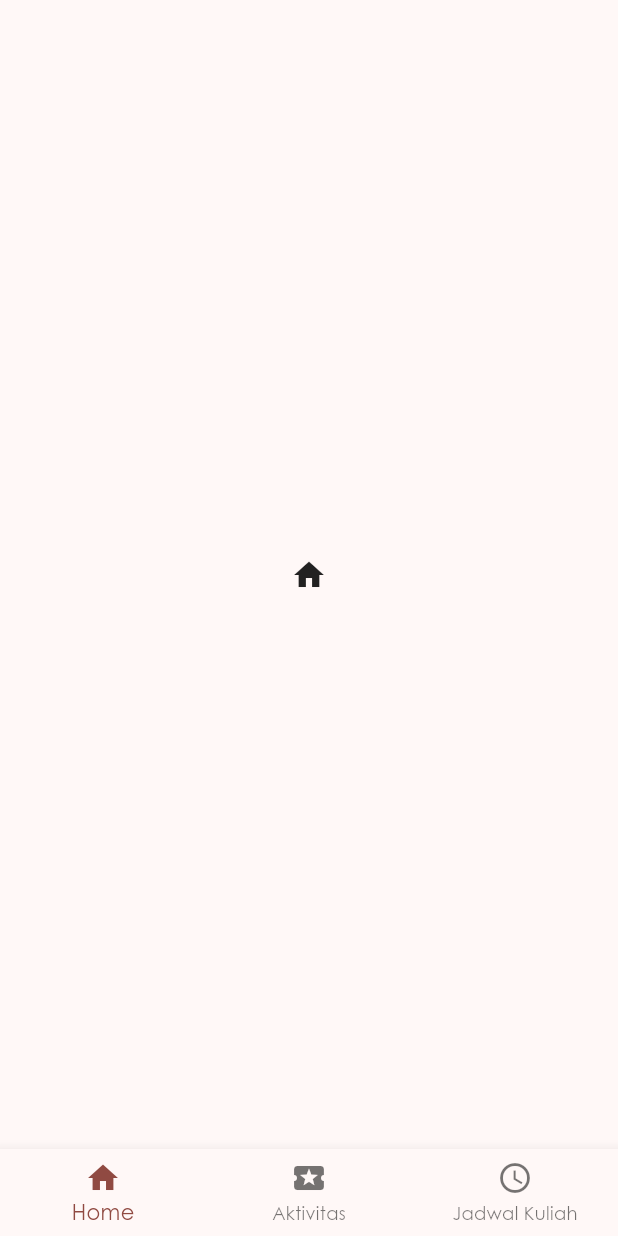
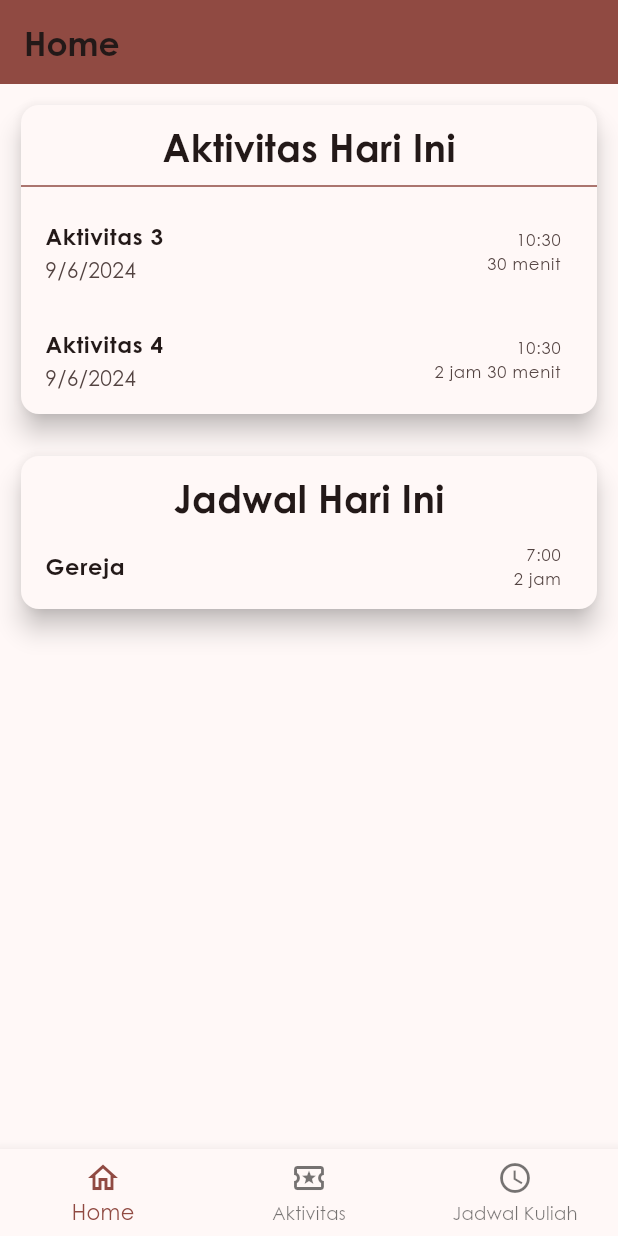
Before and after one commit to AdiJT/uas-pmp-aktivitas, a Flutter app: the screen it shows after launch, on a phone screen of 412 x 824 dp. Run offline on Flutter 3.47's test engine with Material 3 defaults, Android fonts, the phone set to English and light mode, and no system bars; our stand-ins replace get.

Commit message:
Selesai Home Page

```diff
--- /dev/null
+++ b/lib/controllers/home_controller.dart
@@ -0,0 +1,125 @@
+import 'package:flutter/material.dart';
+import 'package:flutter_application_uas_aktivitas/models/activity.dart';
+import 'package:flutter_application_uas_aktivitas/models/schedule.dart';
+import 'package:get/get.dart';
+
+class HomeController extends GetxController {
+  final activities = <Activity>[
+    Activity(
+      name: "Aktivitas 1",
+      description: "Aktivitas 1",
+      date: DateTime.now().subtract(const Duration(days: 3)),
+      duration: const Duration(minutes: 15),
+    ),
+    Activity(
+      name: "Aktivitas 2",
+      description: "Aktivitas 2",
+      date: DateTime.now().subtract(const Duration(days: 1)),
+      duration: const Duration(hours: 2),
+    ),
+    Activity(
+      name: "Aktivitas 3",
+      description: "Aktivitas 3",
+      date: DateTime.now(),
+      duration: const Duration(minutes: 30),
+    ),
+    Activity(
+      name: "Aktivitas 4",
+      description: "Aktivitas 4",
+      date: DateTime.now(),
+      duration: const Duration(hours: 2, minutes: 30),
+    ),
+    Activity(
+      name: "Aktivitas 5",
+      description: "Aktivitas 5",
+      date: DateTime.now().add(const Duration(days: 3)),
+      duration: const Duration(minutes: 15),
+    ),
+    Activity(
+      name: "Aktivitas 1",
+      description: "Aktivitas 1",
+      date: DateTime.now().add(const Duration(days: 4)),
+      duration: const Duration(minutes: 15),
+    ),
+  ].obs;
+
+  List<Activity> get todayActivities => activities.where((a) {
+        final today = DateTime.now();
+
+        return today.year == a.date.year &&
+            today.month == a.date.month &&
+            today.day == a.date.day;
+      }).toList();
+
+  final schedules = <Schedule>[
+    Schedule(
+      title: "Pengolahan Citra Digital",
+      day: Day.senin,
+      time: const TimeOfDay(hour: 8, minute: 0),
+      duration: const Duration(hours: 2)
+    ),
+    Schedule(
+      title: "Rekayasa Perangkat Lunak",
+      day: Day.senin,
+      time: const TimeOfDay(hour: 11, minute: 0),
+      duration: const Duration(hours: 2)
+    ),
+    Schedule(
+      title: "Sistem Informasi Terintegrasi",
+      day: Day.senin,
+      time: const TimeOfDay(hour: 13, minute: 0),
+      duration: const Duration(hours: 2)
+    ),
+
+    Schedule.rest(Day.selasa),
+
+    Schedule(
+      title: "Analisis Media Sosial",
+      day: Day.rabu,
+      time: const TimeOfDay(hour: 10, minute: 0),
+      duration: const Duration(hours: 2)
+    ),
+    Schedule(
+      title: "Pembelajaran Mesin",
+      day: Day.rabu,
+      time: const TimeOfDay(hour: 13, minute: 0),
+      duration: const Duration(hours: 2)
+    ),
+
+    Schedule(
+      title: "Data Mining",
+      day: Day.kamis,
+      time: const TimeOfDay(hour: 8, minute: 0),
+      duration: const Duration(hours: 2)
+    ),
+    Schedule(
+      title: "Pemograman Multi Platform",
+      day: Day.kamis,
+      time: const TimeOfDay(hour: 11, minute: 0),
+      duration: const Duration(hours: 2)
+    ),
+    Schedule(
+      title: "Kriptografi",
+      day: Day.senin,
+      time: const TimeOfDay(hour: 13, minute: 0),
+      duration: const Duration(hours: 2)
+    ),
+
+    Schedule.rest(Day.jumat),
+
+    Schedule.rest(Day.sabtu),
+
+    Schedule(
+      title: "Gereja",
+      day: Day.minggu,
+      time: const TimeOfDay(hour: 7, minute: 0),
+      duration: const Duration(hours: 2)
+    ),
+  ].obs;
+
+  List<Schedule> get todaySchedule {
+    final today = dayFromDateTime(DateTime.now());
+
+    return schedules.where((s) => s.day == today).toList();
+  }
+}
--- a/lib/main.dart
+++ b/lib/main.dart
@@ -3,6 +3,7 @@ import 'package:flutter_application_uas_aktivitas/views/main_layout.dart';
 import 'package:get/get.dart';
 
 void main() {
+  WidgetsFlutterBinding.ensureInitialized();
   runApp(const MyApp());
 }
 
@@ -18,7 +19,7 @@ class MyApp extends StatelessWidget {
         colorScheme: ColorScheme.fromSeed(
             seedColor: Colors.red, brightness: Brightness.light),
         useMaterial3: true,
-        fontFamily: 'Century Gothic'
+        fontFamily: 'Century Gothic',
       ),
       debugShowCheckedModeBanner: false,
       home: const MainLayout(),
--- a/lib/models/activity.dart
+++ b/lib/models/activity.dart
@@ -1,8 +1,8 @@
 class Activity {
-  final String name;
-  final String description;
-  final DateTime date;
-  final Duration duration;
+  String name;
+  String description;
+  DateTime date;
+  Duration duration;
 
   Activity({
     required this.name,
--- /dev/null
+++ b/lib/models/schedule.dart
@@ -0,0 +1,58 @@
+import 'package:flutter/material.dart';
+
+class Schedule {
+  String title;
+  String? description;
+  Day day;
+  TimeOfDay time;
+  Duration duration;
+
+  Schedule(
+      {required this.title,
+      this.description,
+      required this.day,
+      required this.time,
+      required this.duration});
+
+  Schedule.rest(Day day)
+      : this(
+          title: "Libur",
+          day: day,
+          time: const TimeOfDay(hour: 0, minute: 0),
+          duration: const Duration(hours: 24),
+        );
+}
+
+enum Day { senin, selasa, rabu, kamis, jumat, sabtu, minggu }
+
+extension DayTimeExtension on Day {
+  String toCascadeString() {
+    return switch (this) {
+      Day.senin => 'Senin',
+      Day.selasa => 'Selasa',
+      Day.rabu => 'Rabu',
+      Day.kamis => 'Kamis',
+      Day.jumat => 'Jumat',
+      Day.sabtu => 'Sabtu',
+      Day.minggu => 'Minggu',
+      _ => throw Exception(),
+    };
+  }
+}
+
+Day dayFromDateTime(DateTime dateTime) {
+  return dayFromInt(dateTime.weekday);
+}
+
+Day dayFromInt(int i) {
+  return switch (i) {
+    1 => Day.senin,
+    2 => Day.selasa,
+    3 => Day.rabu,
+    4 => Day.kamis,
+    5 => Day.jumat,
+    6 => Day.sabtu,
+    7 => Day.minggu,
+    _ => throw ArgumentError.value(i, 'i', 'Out of bounds')
+  };
+}
--- /dev/null
+++ b/lib/views/home_page.dart
@@ -0,0 +1,136 @@
+import 'package:flutter/material.dart';
+import 'package:flutter_application_uas_aktivitas/controllers/home_controller.dart';
+import 'package:get/get.dart';
+
+class HomePage extends StatefulWidget {
+  const HomePage({super.key});
+
+  @override
+  State<HomePage> createState() => _HomePageState();
+}
+
+class _HomePageState extends State<HomePage> {
+  final controller = Get.put(HomeController());
+
+  String _formatDuration(Duration duration) {
+    final hours = duration.inHours;
+    final minutes = duration.inMinutes % 60;
+    final seconds = duration.inSeconds % 60;
+
+    return '${hours > 0 ? "$hours jam" : ""}${minutes > 0 ? " $minutes menit" : ""}${seconds > 0 ? " $seconds detik" : ""}';
+  }
+
+  @override
+  Widget build(BuildContext context) {
+    return Scaffold(
+      appBar: AppBar(
+        title: const Text(
+          'Home',
+          style: TextStyle(fontWeight: FontWeight.bold),
+        ),
+        backgroundColor: Theme.of(context).colorScheme.primary,
+      ),
+      body: Column(
+        children: [
+          Padding(
+            padding: const EdgeInsets.all(10),
+            child: Card(
+              color: Theme.of(context).colorScheme.surface,
+              elevation: 7,
+              child: Column(
+                children: [
+                  Container(
+                    margin: const EdgeInsets.only(top: 10),
+                    child: const Text(
+                      'Aktivitas Hari Ini',
+                      style:
+                          TextStyle(fontSize: 25, fontWeight: FontWeight.w700),
+                    ),
+                  ),
+                  Divider(color: Theme.of(context).colorScheme.primary),
+                  Obx(
+                    () => ListView.builder(
+                      shrinkWrap: true,
+                      itemCount: controller.todayActivities.length,
+                      itemBuilder: (context, index) {
+                        final activity = controller.todayActivities[index];
+
+                        return ListTile(
+                          title: Text(
+                            activity.name,
+                            style: const TextStyle(
+                              fontWeight: FontWeight.bold,
+                              fontSize: 15,
+                            ),
+                          ),
+                          subtitle: Text(
+                              '${activity.date.day}/${activity.date.month}/${activity.date.year}'),
+                          trailing: Column(
+                            crossAxisAlignment: CrossAxisAlignment.end,
+                            mainAxisAlignment: MainAxisAlignment.center,
+                            children: [
+                              Text(
+                                  '${activity.date.hour}:${activity.date.minute}'),
+                              Text(_formatDuration(activity.duration)),
+                            ],
+                          ),
+                        );
+                      },
+                    ),
+                  ),
+                ],
+              ),
+            ),
+          ),
+          Padding(
+            padding: const EdgeInsets.all(10),
+            child: Card(
+              color: Theme.of(context).colorScheme.surface,
+              elevation: 7,
+              child: Column(
+                children: [
+                  Container(
+                    margin: const EdgeInsets.only(top: 10),
+                    child: const Text(
+                      'Jadwal Hari Ini',
+                      style:
+                          TextStyle(fontSize: 25, fontWeight: FontWeight.w700),
+                    ),
+                  ),
+                  Obx(
+                    () => ListView.builder(
+                      shrinkWrap: true,
+                      itemCount: controller.todaySchedule.length,
+                      itemBuilder: (context, index) {
+                        final schedule = controller.todaySchedule[index];
+
+                        return ListTile(
+                          title: Text(
+                            schedule.title,
+                            style: const TextStyle(
+                              fontWeight: FontWeight.bold,
+                              fontSize: 15,
+                            ),
+                          ),
+                          trailing: Column(
+                            crossAxisAlignment: CrossAxisAlignment.end,
+                            mainAxisAlignment: MainAxisAlignment.center,
+                            children: [
+                              Text(
+                                  '${schedule.time.hour}:${"${schedule.time.minute}".padLeft(2, '0')}'),
+                              Text(_formatDuration(schedule.duration)),
+                            ],
+                          ),
+                        );
+                      },
+                    ),
+                  ),
+                ],
+              ),
+            ),
+          ),
+        ],
+      ),
+    );
+  }
+}
--- a/lib/views/main_layout.dart
+++ b/lib/views/main_layout.dart
@@ -1,4 +1,5 @@
 import 'package:flutter/material.dart';
+import 'package:flutter_application_uas_aktivitas/views/home_page.dart';
 
 class MainLayout extends StatefulWidget {
   const MainLayout({super.key});
@@ -9,9 +10,7 @@ class MainLayout extends StatefulWidget {
 
 class _MainLayoutState extends State<MainLayout> {
   final _pages = <Widget>[
-    const Center(
-      child: Icon(Icons.home),
-    ),
+    const HomePage(),
     const Center(
       child: Icon(Icons.local_activity),
     ),
@@ -30,11 +29,11 @@ class _MainLayoutState extends State<MainLayout> {
         currentIndex: currentTabIndex,
         selectedItemColor: Theme.of(context).colorScheme.primary,
         items: const [
-          BottomNavigationBarItem(icon: Icon(Icons.home), label: 'Home'),
+          BottomNavigationBarItem(icon: Icon(Icons.home_outlined), label: 'Home'),
           BottomNavigationBarItem(
-              icon: Icon(Icons.local_activity), label: 'Aktivitas'),
+              icon: Icon(Icons.local_activity_outlined), label: 'Aktivitas'),
           BottomNavigationBarItem(
-              icon: Icon(Icons.schedule), label: 'Jadwal Kuliah'),
+              icon: Icon(Icons.schedule_outlined), label: 'Jadwal Kuliah'),
         ],
         onTap: (value) => setState(() => currentTabIndex = value),
       ),
```
